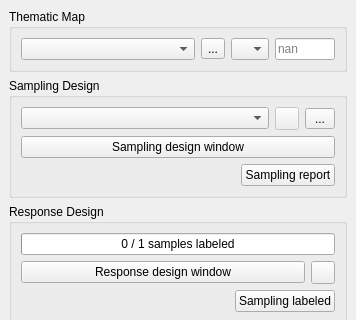
First picture: the form in AcATaMa/ui/acatama_dockwidget.ui, repository SMByC/AcATaMa, before the edit; both pictures show x 0 to 356 and y 0 to 320 of the 356 by 669 pixel window.
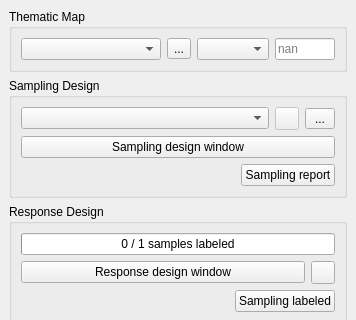
Second picture: the form after the edit. Icons and pictures are not drawn. Custom widgets are drawn as their Qt base class.

The edit to the form file:
```diff
--- a/AcATaMa/ui/acatama_dockwidget.ui
+++ b/AcATaMa/ui/acatama_dockwidget.ui
@@ -53,7 +53,7 @@
          <x>0</x>
          <y>0</y>
          <width>356</width>
-         <height>593</height>
+         <height>595</height>
         </rect>
        </property>
        <layout class="QVBoxLayout" name="verticalLayout">
@@ -121,9 +121,6 @@
                 <property name="toolTip">
                  <string>Band</string>
                 </property>
-                <property name="sizeAdjustPolicy">
-                 <enum>QComboBox::AdjustToMinimumContentsLength</enum>
-                </property>
                 <property name="minimumContentsLength">
                  <number>1</number>
                 </property>
```
Left out of the diff: 32 changed lines with no effect on the pictures.
